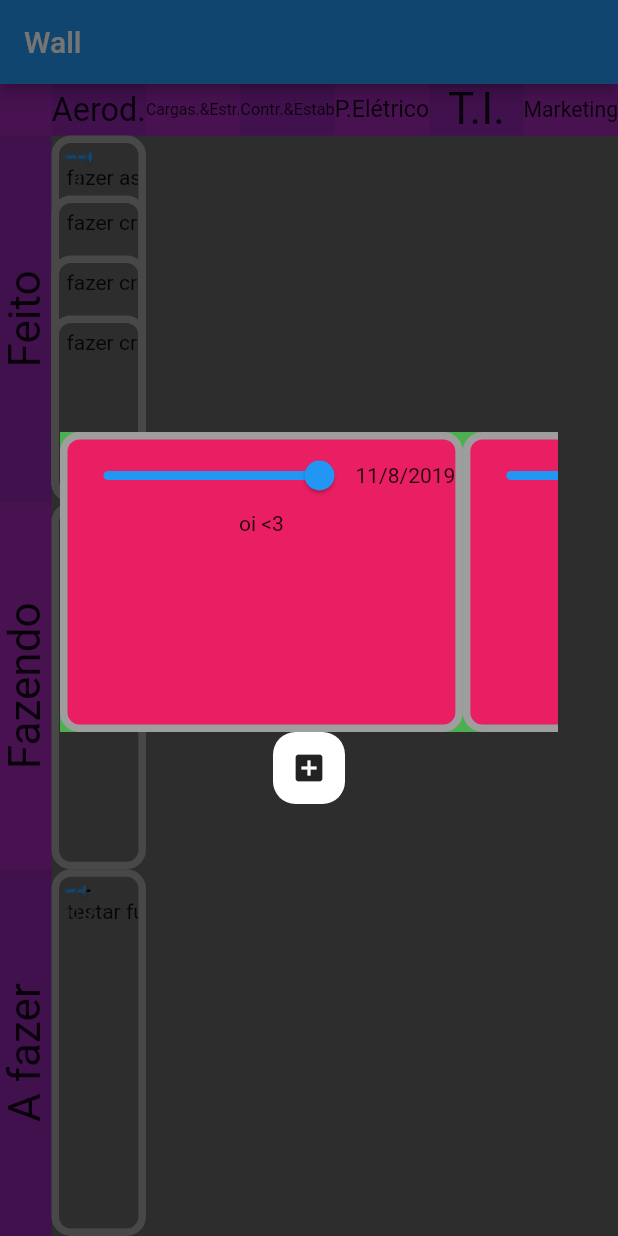
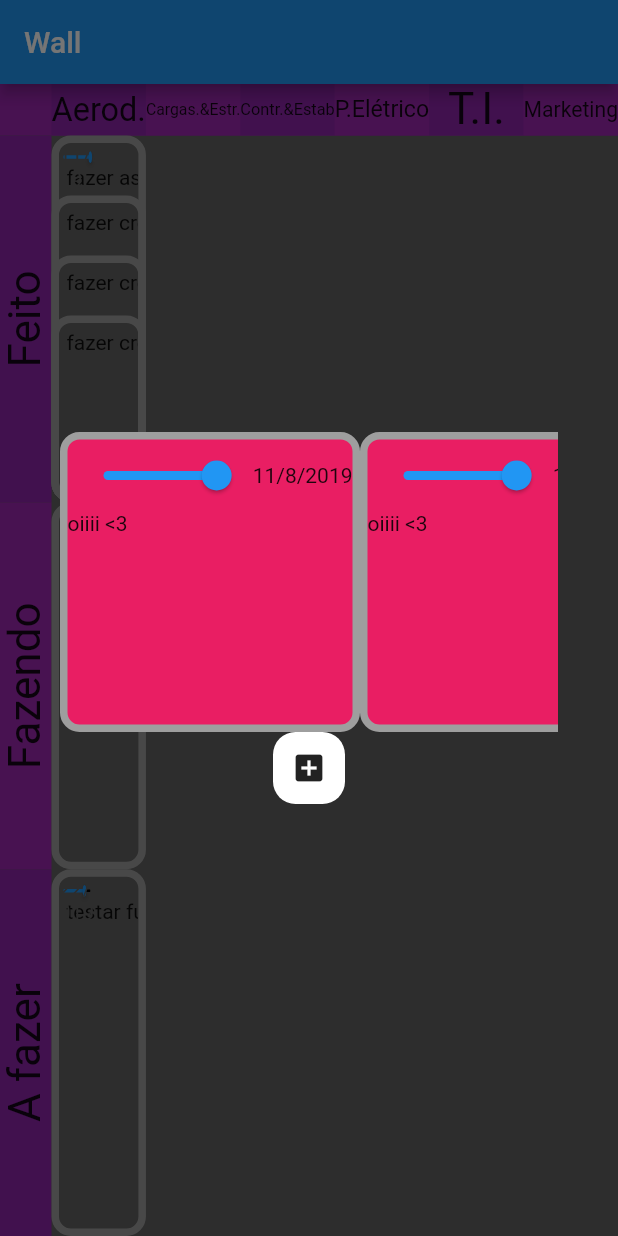
Before and after one commit to CabraKill/desktopPostit, a Flutter app: the screen it shows after launch, after a tap on "fazer asaaaa", on a phone screen of 412 x 824 dp. Run offline on Flutter 3.47's test engine with Material 2 defaults, Android fonts, the phone set to English and light mode, and no system bars.

```diff
--- a/postITDesktop/lib/widgets/PostIt.dart
+++ b/postITDesktop/lib/widgets/PostIt.dart
@@ -204,6 +204,7 @@ class Wall extends StatelessWidget {
                               notesEquipe[equipe][i].done)
                           */
                           //alignment: Alignment.center,
+                          width: 200,
                           decoration: BoxDecoration(
                             color: Colors.pink,
                             border: new Border.all(
@@ -217,11 +218,15 @@ class Wall extends StatelessWidget {
                                 mainAxisAlignment:
                                     MainAxisAlignment.spaceBetween,
                                 children: <Widget>[
-                                  Slider(
+                                  Expanded(
+                                      child: Container(
+                                        alignment: Alignment.centerLeft,
+                                    child: Slider(
                                       inactiveColor: Colors.black,
                                       max: notesEquipe[equipe][i]
                                           .deadline
-                                        .difference(notesEquipe[equipe][i].date)
+                                          .difference(
+                                              notesEquipe[equipe][i].date)
                                           .inDays
                                           .toDouble(),
                                       min: 0,
@@ -240,6 +245,7 @@ class Wall extends StatelessWidget {
                                               .inDays
                                               .toDouble(),
                                     ),
+                                  )),
                                   Text(textTodate(
                                       notesEquipe[equipe][i]
                                           .deadline
@@ -255,7 +261,17 @@ class Wall extends StatelessWidget {
                                           .toString()))
                                 ],
                               ),
-                              Text("oi <3")
+                              Container(
+                                alignment: Alignment.topLeft,
+                                child: SingleChildScrollView(
+                                  child: Text(
+                                    "oiiii <3",
+                                    overflow: TextOverflow.ellipsis,
+                                    textAlign: TextAlign.justify,
+                                    maxLines: 9,
+                                  ),
+                                ),
+                              )
                             ],
                           ));
                     }),
--- a/postITDesktop/lib/widgets/WidgetsPostIt.dart
+++ b/postITDesktop/lib/widgets/WidgetsPostIt.dart
@@ -135,13 +135,13 @@ class ListPostIDialog extends StatelessWidget {
         Container(
             width: 1200,
             height: 200,
-          color: Colors.green,
+            child: Center(
               child: new ListView(
                 children: list,
                 shrinkWrap: true,
                 scrollDirection: Axis.horizontal,
               ),
-        ),
+            )),
         Container(
           decoration: BoxDecoration(
               color: Colors.white,
```
Lines whose indentation alone changed are shown as unchanged.
